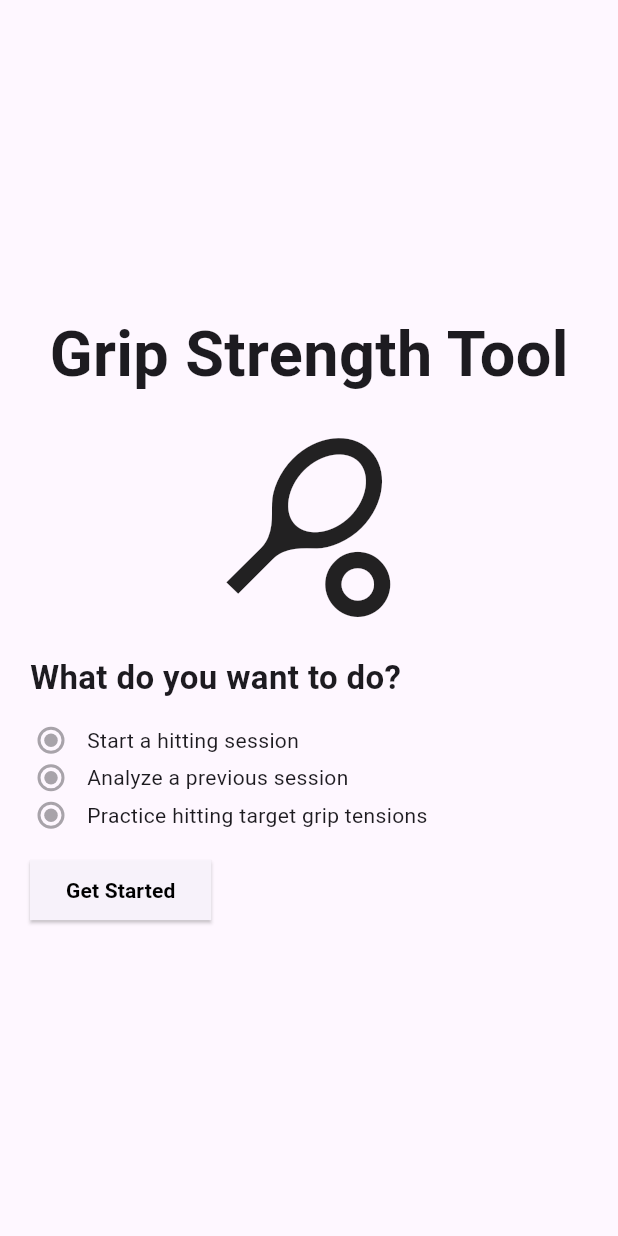
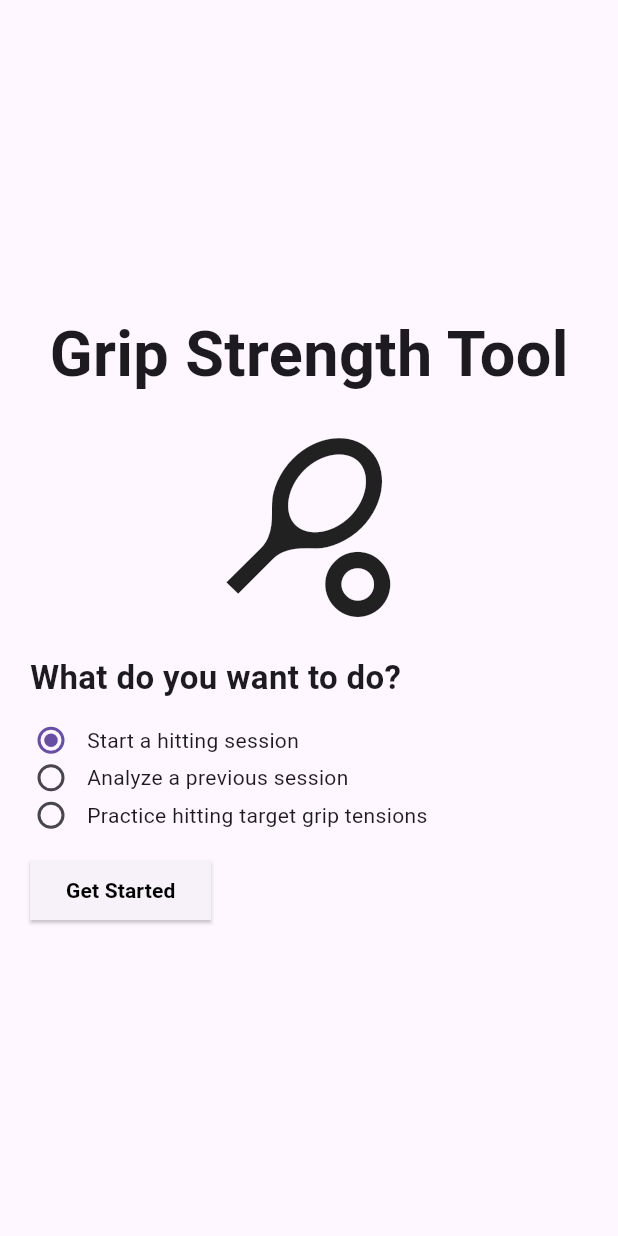
Before and after one commit to HopeCollegeCS/GripFixer, a Flutter app: the screen it shows after launch, on a phone screen of 412 x 824 dp. Run offline on Flutter 3.47's test engine with Material 3 defaults, Android fonts, the phone set to English and light mode, and no system bars; our stand-ins replace go_router.

Commit message:
Improvements for navigation

```diff
--- a/lib/main.dart
+++ b/lib/main.dart
@@ -1,6 +1,8 @@
 import 'package:flutter/material.dart';
+import 'package:grip_fixer/measure.dart';
 import 'welcome_page.dart';
 import 'shot_selection.dart';
+import 'connect_to_sensor.dart';
 import 'package:go_router/go_router.dart';
 
 final _router = GoRouter(
@@ -13,7 +15,15 @@ final _router = GoRouter(
     GoRoute(
       path: "/ShotSelectionPage",
       builder: (context, state) => const ShotSelectionPage(),
-    )
+    ),
+    GoRoute(
+      path: "/MeasurePage",
+      builder: (context, state) => const MeasureScreen(),
+    ),
+    GoRoute(
+      path: "/RacketSelectPage",
+      builder: (context, state) => const ConnectToSensor(),
+    ),
   ],
 );
 
--- a/lib/new_player_page.dart
+++ b/lib/new_player_page.dart
@@ -1,5 +1,4 @@
 import 'package:flutter/material.dart';
-import 'package:flutter/widgets.dart';
 
 class NewPlayerPage extends StatefulWidget {
   const NewPlayerPage({super.key});
--- a/lib/welcome_page.dart
+++ b/lib/welcome_page.dart
@@ -8,7 +8,17 @@ class WelcomePage extends StatefulWidget {
   State<WelcomePage> createState() => _WelcomePage();
 }
 
+String getButtonPath(int? value) {
+  if (value == 1) {
+    return "/RacketSelectPage";
+  } else if (value == 2) {
+    return "/MeasurePage";
+  }
+  return "/RacketSelectPage";
+}
+
 class _WelcomePage extends State<WelcomePage> {
+  int? _selectedValue = 1;
   @override
   Widget build(BuildContext context) {
     return Scaffold(
@@ -36,7 +46,7 @@ class _WelcomePage extends State<WelcomePage> {
             ],
           ),
           const SizedBox(height: 16.0), // Add some spacing
-          const Column(
+          Column(
               crossAxisAlignment:
                   CrossAxisAlignment.start, // Align the column to the start
               children: [
@@ -44,46 +54,64 @@ class _WelcomePage extends State<WelcomePage> {
                   height: 20,
                   child: Row(
                     children: [
-                      SizedBox(
+                      const SizedBox(
                           width: 10.0), // Move the radio button to the left
                       Radio(
-                        value: 0,
-                        groupValue: 0, // Set the initial value
-                        onChanged: null, // Disable the radio button for now
+                        value: 1, // Assign a value of 1 to this option
+                        groupValue:
+                            _selectedValue, // Use _selectedValue to track the selected option
+                        onChanged: (value) {
+                          setState(() {
+                            _selectedValue =
+                                value!; // Update _selectedValue when option 1 is selected
+                          });
+                        },
                       ),
-                      Text('Start a hitting session'),
+                      const Text('Start a hitting session'),
                     ],
                   ),
                 ),
-                SizedBox(height: 5.0), // Add some spacing
+                const SizedBox(height: 5.0), // Add some spacing
                 SizedBox(
                   height: 20,
                   child: Row(
                     children: [
-                      SizedBox(
+                      const SizedBox(
                           width: 10.0), // Move the radio button to the left
                       Radio(
-                        value: 0,
-                        groupValue: 0, // Set the initial value
-                        onChanged: null, // Disable the radio button for now
+                        value: 2, // Assign a value of 1 to this option
+                        groupValue:
+                            _selectedValue, // Use _selectedValue to track the selected option
+                        onChanged: (value) {
+                          setState(() {
+                            _selectedValue =
+                                value!; // Update _selectedValue when option 1 is selected
+                          });
+                        }, // Disable the radio button for now
                       ),
-                      Text('Analyze a previous session'),
+                      const Text('Analyze a previous session'),
                     ],
                   ),
                 ),
-                SizedBox(height: 5.0), // Add some spacing
+                const SizedBox(height: 5.0), // Add some spacing
                 SizedBox(
                   height: 20,
                   child: Row(
                     children: [
-                      SizedBox(
+                      const SizedBox(
                           width: 10.0), // Move the radio button to the left
                       Radio(
-                        value: 0,
-                        groupValue: 0, // Set the initial value
-                        onChanged: null, // Disable the radio button for now
+                        value: 3, // Assign a value of 1 to this option
+                        groupValue:
+                            _selectedValue, // Use _selectedValue to track the selected option
+                        onChanged: (value) {
+                          setState(() {
+                            _selectedValue =
+                                value!; // Update _selectedValue when option 1 is selected
+                          });
+                        }, // Disable the radio button for now
                       ),
-                      Text('Practice hitting target grip tensions'),
+                      const Text('Practice hitting target grip tensions'),
                     ],
                   ),
                 ),
@@ -94,7 +122,7 @@ class _WelcomePage extends State<WelcomePage> {
             children: [
               const SizedBox(width: 20.0), // Add some spacing
               ElevatedButton(
-                onPressed: () => context.go("/ShotSelectionPage"),
+                onPressed: () => context.go(getButtonPath(_selectedValue)),
                 style: ElevatedButton.styleFrom(
                   shape: const RoundedRectangleBorder(
                     borderRadius: BorderRadius.zero, // Make the button square
```
